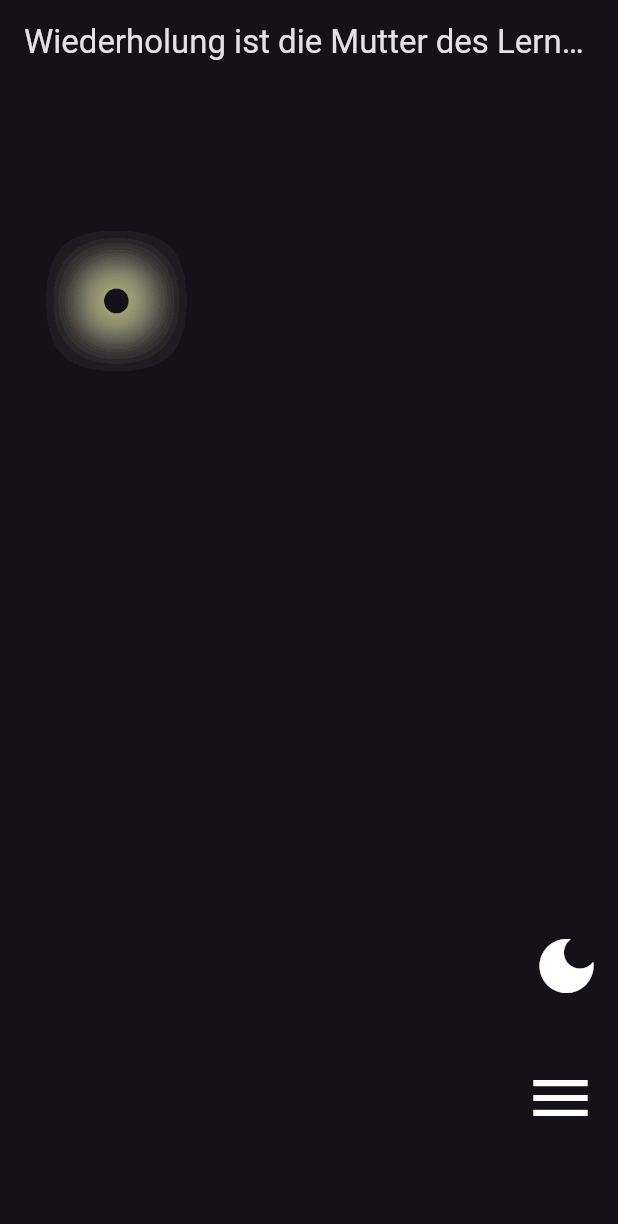
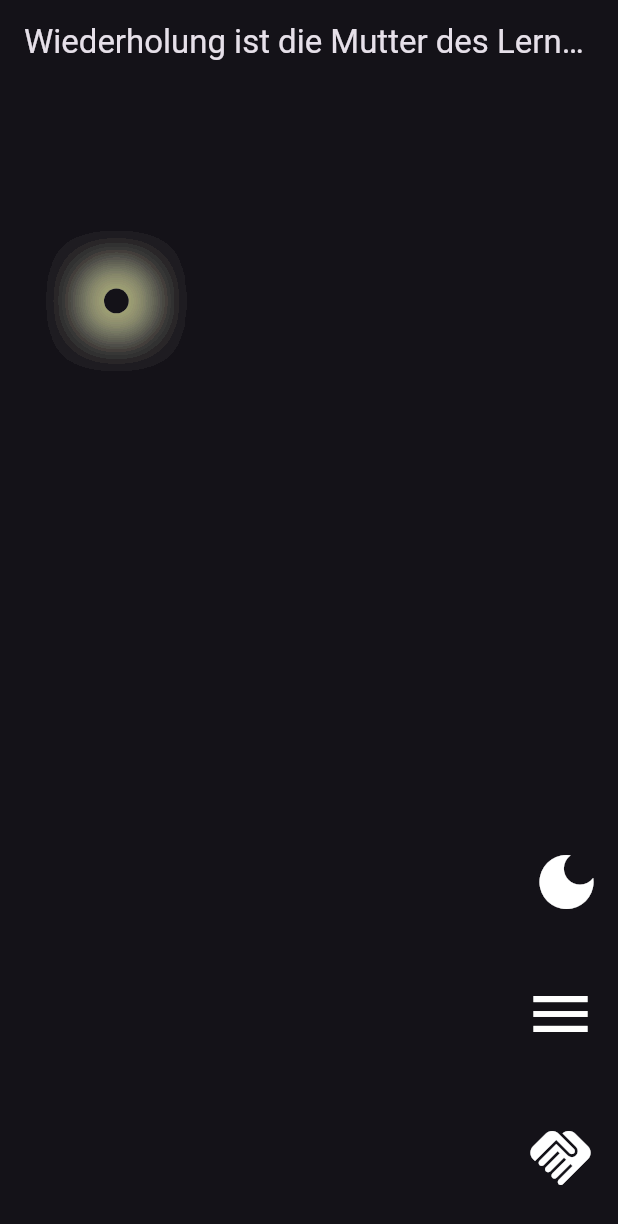
Before and after one commit to Thor-the-Dwarf/thors_cores, a Flutter app: the LevelScreen screen opened directly, on a phone screen of 412 x 824 dp. Shown: the top 1224 px of the screen. Run offline on Flutter 3.47's test engine with Material 3 defaults, Android fonts, the phone set to English and light mode, and no system bars; our stand-ins replace cloud_firestore, file_picker, firebase_core, shared_preferences, supabase_flutter; accounts and stored records are empty; statements that could not run were skipped.

Commit message:
erste Zahlungsmethode implementiert

```diff
--- a/lib/level_screen/level_screen.dart
+++ b/lib/level_screen/level_screen.dart
@@ -1,6 +1,7 @@
 import 'dart:math';
 import 'package:flutter/material.dart';
 import 'package:neon_thors_cores/level_screen/core_button.dart';
+import 'package:neon_thors_cores/pay_screen.dart';
 import 'package:provider/provider.dart';
 import 'package:supabase_flutter/supabase_flutter.dart';
 import '../_globals/widgets/my_background.dart';
@@ -514,6 +515,22 @@ class _LevelScreenState extends State<LevelScreen>
                     ),
                   ),
                   const SizedBox(height: 40.0),
+                  FloatingActionButton(
+                    heroTag: 'support_me',
+                    onPressed: () {
+                      Navigator.push(
+                        context,
+                        MaterialPageRoute(builder: (context) => PayScreen()),
+                      );
+                    },
+                    backgroundColor: Colors.transparent,
+                    elevation: 0,
+                    child: Icon(
+                      Icons.handshake,
+                      color: Theme.of(context).iconTheme.color,
+                      size: 48.0,
+                    ),
+                  ),
                 ],
               ),
             ),
--- a/lib/main.dart
+++ b/lib/main.dart
@@ -64,9 +64,9 @@ class MyApp extends StatelessWidget {
 
             // const ArchivemendScreen(),
             // QuizScreen(selected_level_pk: "188de553-db8e-499e-8bf5-049884b88a05"),
-            // const LevelScreen()
+            const LevelScreen()
             // const StartScreen()
-            const PayScreen()
+            // const PayScreen()
           );
         },
       ),
--- a/pubspec.yaml
+++ b/pubspec.yaml
@@ -46,6 +46,7 @@ dependencies:
   firebase_storage: ^12.4.4
   file_picker: ^6.1.1
   flutter_volume_controller: ^1.1.0
+  url_launcher: ^6.3.1
 
 dev_dependencies:
   flutter_test:
```
Also changed, not shown: lib/pay_screen.dart (+11 -6 lines), pubspec.lock.
